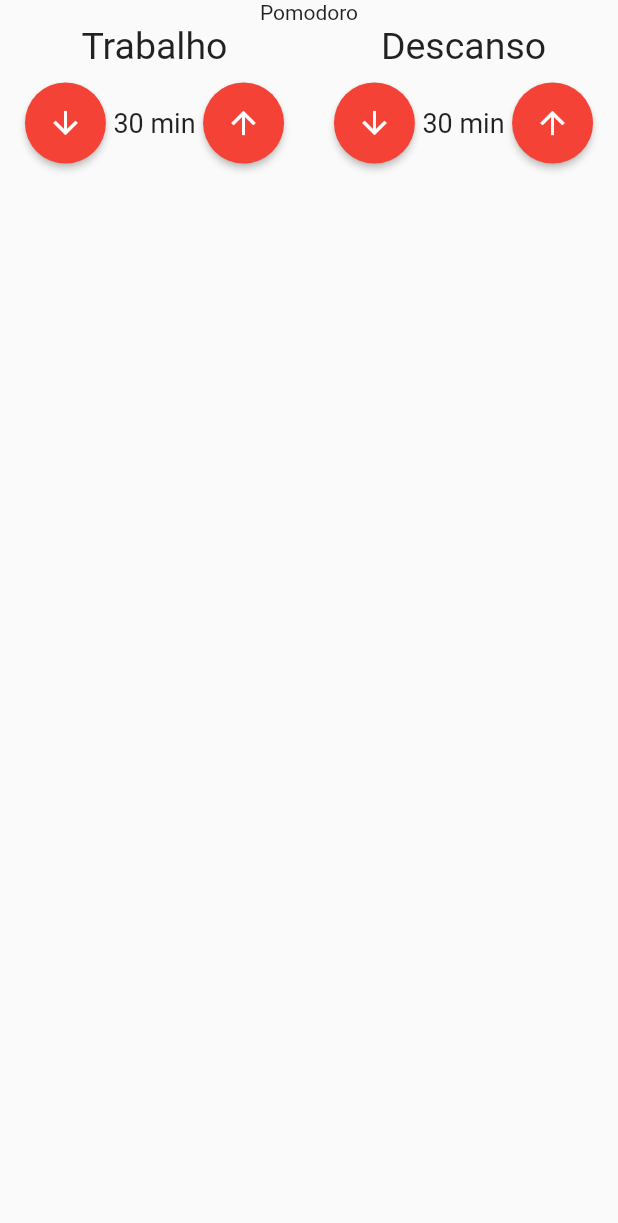
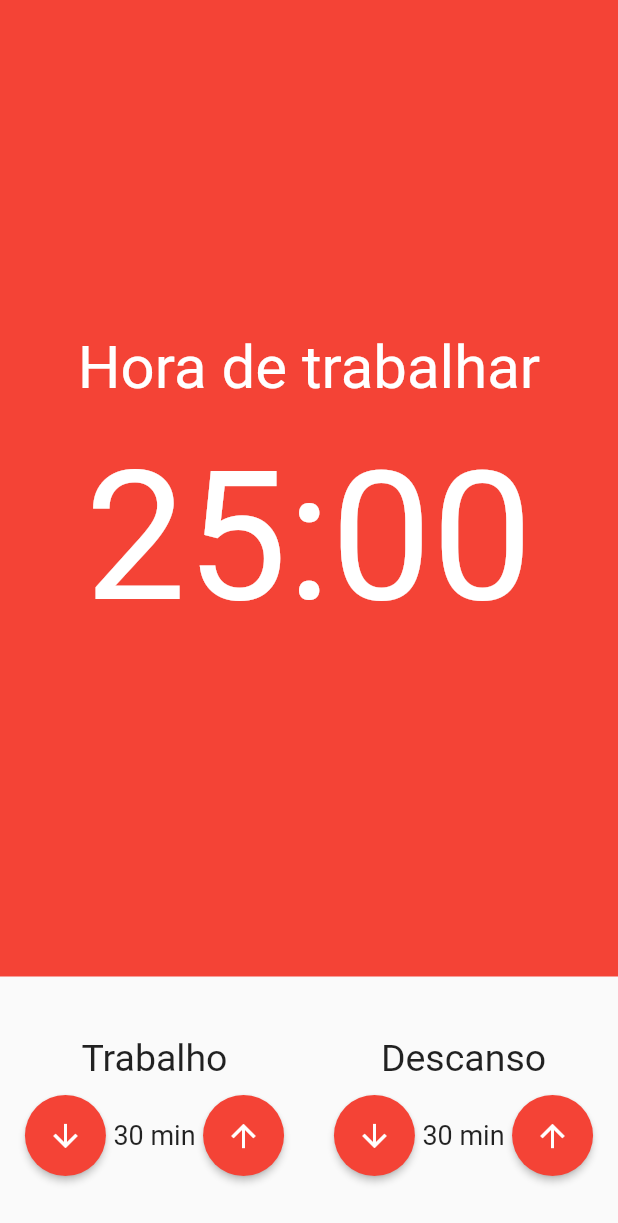
Before and after one commit to DanielErnany/pomodoro, a Flutter app: the screen it shows after launch, on a phone screen of 412 x 824 dp. Shown: the top 1223 px of the screen. Run offline on Flutter 3.47's test engine with Material 2 defaults, Android fonts, the phone set to English and light mode, and no system bars; our stand-ins replace mobx; generated files the repository leaves out were written again.

Commit message:
feat: widget Cronometro
Foi criado o widget responsavél por mostrar o tempo decorrido.

```diff
--- /dev/null
+++ b/lib/components/Cronometro.dart
@@ -0,0 +1,32 @@
+import 'package:flutter/material.dart';
+
+class Cronometro extends StatelessWidget {
+  const Cronometro({Key? key}) : super(key: key);
+
+  @override
+  Widget build(BuildContext context) {
+    return Container(
+      color: Colors.red,
+      child: Column(
+        mainAxisAlignment: MainAxisAlignment.center,
+        children: [
+          Text(
+            'Hora de trabalhar',
+            style: TextStyle(
+              fontSize: 40,
+              color: Colors.white,
+            ),
+          ),
+          SizedBox(height: 20),
+          Text(
+            '25:00',
+            style: TextStyle(
+              fontSize: 120,
+              color: Colors.white,
+            ),
+          ),
+        ],
+      ),
+    );
+  }
+}
--- a/lib/pages/Pomodoro.dart
+++ b/lib/pages/Pomodoro.dart
@@ -1,4 +1,5 @@
 import 'package:flutter/material.dart';
+import 'package:pomodoro/components/Cronometro.dart';
 import 'package:pomodoro/components/EntradaTempo.dart';
 
 class Pomodoro extends StatelessWidget {
@@ -6,14 +7,20 @@
   Widget build(BuildContext context) {
     return Scaffold(
       body: Column(
+        crossAxisAlignment: CrossAxisAlignment.stretch,
         children: [
-          Text('Pomodoro'),
-          Row(
-            mainAxisAlignment: MainAxisAlignment.spaceAround,
-            children: [
-              EntradaTempo(titulo: 'Trabalho', valor: 30),
-              EntradaTempo(titulo: 'Descanso', valor: 30),
-            ],
+          Expanded(
+            child: Cronometro(),
+          ),
+          Padding(
+            padding: const EdgeInsets.symmetric(vertical: 40),
+            child: Row(
+              mainAxisAlignment: MainAxisAlignment.spaceAround,
+              children: [
+                EntradaTempo(titulo: 'Trabalho', valor: 30),
+                EntradaTempo(titulo: 'Descanso', valor: 30),
+              ],
+            ),
           ),
         ],
       ),
```
